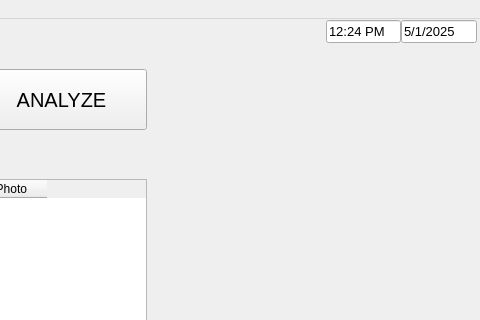
This is UI/Eye.ui in JARVIS843/Portable-Medical-Console as Qt 5 draws it before an edit; both pictures show x 544 to 1024 and y 0 to 320 of the 1024 by 600 pixel window. The edited form follows.
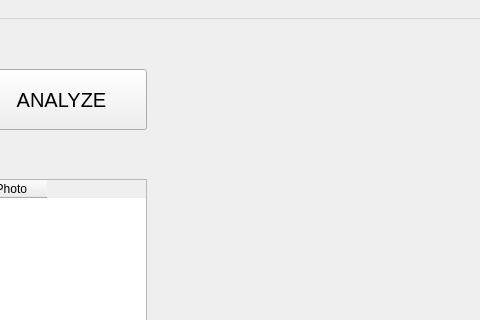
This is the edited form.

The edit to the form file:
```diff
--- a/UI/Eye.ui
+++ b/UI/Eye.ui
@@ -152,45 +152,6 @@
      </item>
     </layout>
    </widget>
-   <widget class="QWidget" name="layoutWidget">
-    <property name="geometry">
-     <rect>
-      <x>870</x>
-      <y>0</y>
-      <width>151</width>
-      <height>25</height>
-     </rect>
-    </property>
-    <layout class="QHBoxLayout" name="HL_Time_Date">
-     <property name="spacing">
-      <number>0</number>
-     </property>
-     <item>
-      <widget class="QLineEdit" name="lineEdit_Time">
-       <property name="font">
-        <font>
-         <pointsize>10</pointsize>
-        </font>
-       </property>
-       <property name="text">
-        <string>12:24 PM</string>
-       </property>
-      </widget>
-     </item>
-     <item>
-      <widget class="QLineEdit" name="lineEdit_Date">
-       <property name="font">
-        <font>
-         <pointsize>10</pointsize>
-        </font>
-       </property>
-       <property name="text">
-        <string>5/1/2025</string>
-       </property>
-      </widget>
-     </item>
-    </layout>
-   </widget>
    <widget class="QWidget" name="layoutWidget_2">
     <property name="geometry">
      <rect>
```
Left out of the diff: 2 changed lines with no effect on the pictures.
